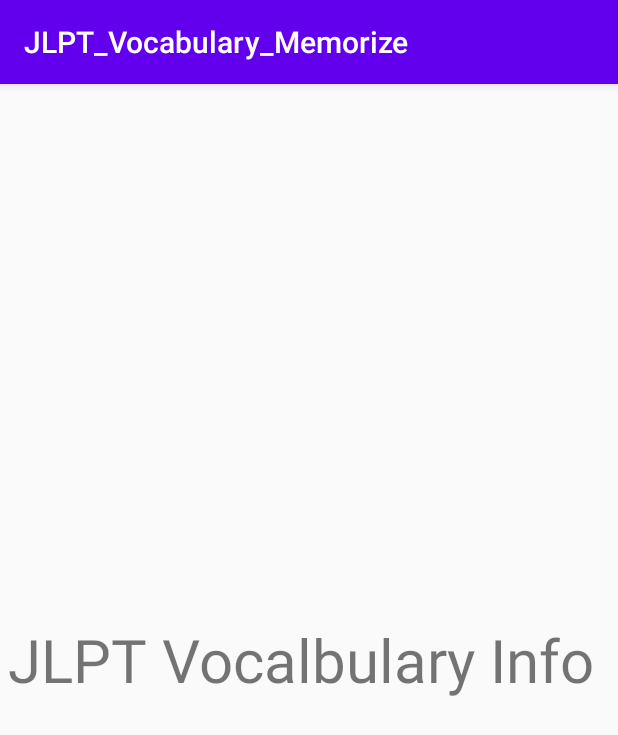
After one commit to hasangsu/JLPT_Vocabulary_Memorize, an Android app: the CVocalbularyInfomationActivity screen opened directly, with no data from a screen before it, on a phone screen of 412 x 824 dp. The commit adds this screen. Shown: the top 735 px of the screen. Run offline under Robolectric (Android 15) with nearby library versions, the phone set to English and light mode, and no system bars.

```diff
--- /dev/null
+++ b/app/src/main/java/com/example/jlpt_vocabulary_memorize/CVocalbularyInfomationActivity.java
@@ -0,0 +1,14 @@
+package com.example.jlpt_vocabulary_memorize;
+
+import androidx.appcompat.app.AppCompatActivity;
+
+import android.os.Bundle;
+
+public class CVocalbularyInfomationActivity extends AppCompatActivity {
+
+    @Override
+    protected void onCreate(Bundle savedInstanceState) {
+        super.onCreate(savedInstanceState);
+        setContentView(R.layout.activity_c_vocalbulary_infomation);
+    }
+}
--- /dev/null
+++ b/app/src/main/res/layout/activity_c_vocalbulary_infomation.xml
@@ -0,0 +1,18 @@
+<?xml version="1.0" encoding="utf-8"?>
+<LinearLayout xmlns:android="http://schemas.android.com/apk/res/android"
+    xmlns:app="http://schemas.android.com/apk/res-auto"
+    xmlns:tools="http://schemas.android.com/tools"
+    android:layout_width="match_parent"
+    android:layout_height="match_parent"
+    android:orientation="vertical"
+    android:gravity="center"
+    tools:context=".CVocalbularyInfomationActivity">
+
+    <TextView
+        android:id="@+id/level_text"
+        android:layout_width="wrap_content"
+        android:layout_height="wrap_content"
+        android:text="JLPT Vocalbulary Info "
+        android:textSize="40dp"/>
+
+</LinearLayout>
```
Also changed, not shown: app/src/main/AndroidManifest.xml (+12 -10 lines), app/src/main/java/com/example/jlpt_vocabulary_memorize/CVocabularyDBHelper.java (+37 -0 lines), app/src/main/java/com/example/jlpt_vocabulary_memorize/Fragments/CFragment.java (+21 -5 lines), app/src/main/java/com/example/jlpt_vocabulary_memorize/MainActivity.java (+26 -26 lines), 1 other file.
